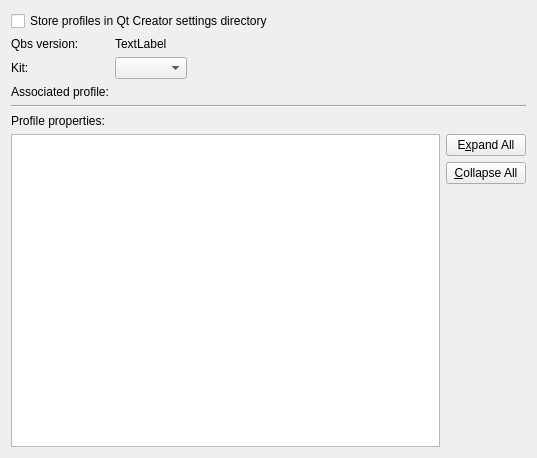
First picture: the form in src/plugins/qbsprojectmanager/qbsprofilessettingswidget.ui, repository qt-creator/qt-creator, before the edit.
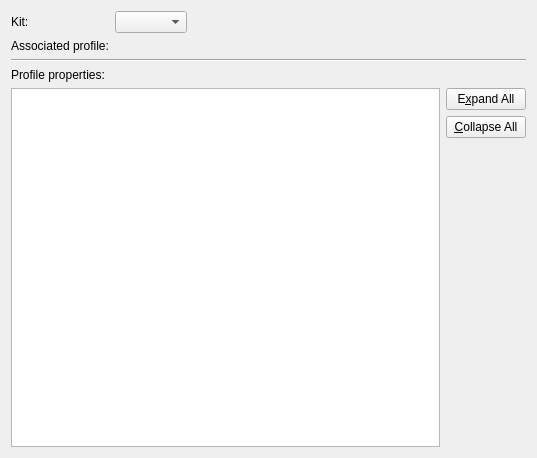
Second picture: the form after the edit.

```diff
--- a/src/plugins/qbsprojectmanager/qbsprofilessettingswidget.ui
+++ b/src/plugins/qbsprojectmanager/qbsprofilessettingswidget.ui
@@ -14,23 +14,16 @@
    <string/>
   </property>
   <layout class="QVBoxLayout" name="verticalLayout_2">
-   <item>
-    <widget class="QCheckBox" name="settingsDirCheckBox">
-     <property name="text">
-      <string>Store profiles in Qt Creator settings directory</string>
-     </property>
-    </widget>
-   </item>
    <item>
     <layout class="QFormLayout" name="formLayout">
-     <item row="1" column="0">
+     <item row="0" column="0">
       <widget class="QLabel" name="kitLabel">
        <property name="text">
         <string>Kit:</string>
        </property>
       </widget>
      </item>
-     <item row="1" column="1">
+     <item row="0" column="1">
       <layout class="QHBoxLayout" name="horizontalLayout">
        <item>
         <widget class="QComboBox" name="kitsComboBox"/>
@@ -50,14 +43,14 @@
        </item>
       </layout>
      </item>
-     <item row="2" column="0">
+     <item row="1" column="0">
       <widget class="QLabel" name="profileKeyLabel">
        <property name="text">
         <string>Associated profile:</string>
        </property>
       </widget>
      </item>
-     <item row="2" column="1">
+     <item row="1" column="1">
       <widget class="QLabel" name="profileValueLabel">
        <property name="text">
         <string/>
@@ -67,23 +60,6 @@
        </property>
       </widget>
      </item>
-     <item row="0" column="0">
-      <widget class="QLabel" name="versionKeyLabel">
-       <property name="text">
-        <string>Qbs version:</string>
-       </property>
-      </widget>
-     </item>
-     <item row="0" column="1">
-      <widget class="QLabel" name="versionValueLabel">
-       <property name="text">
-        <string>TextLabel</string>
-       </property>
-       <property name="textInteractionFlags">
-        <set>Qt::LinksAccessibleByMouse|Qt::TextSelectableByMouse</set>
-       </property>
-      </widget>
-     </item>
     </layout>
    </item>
    <item>
```
